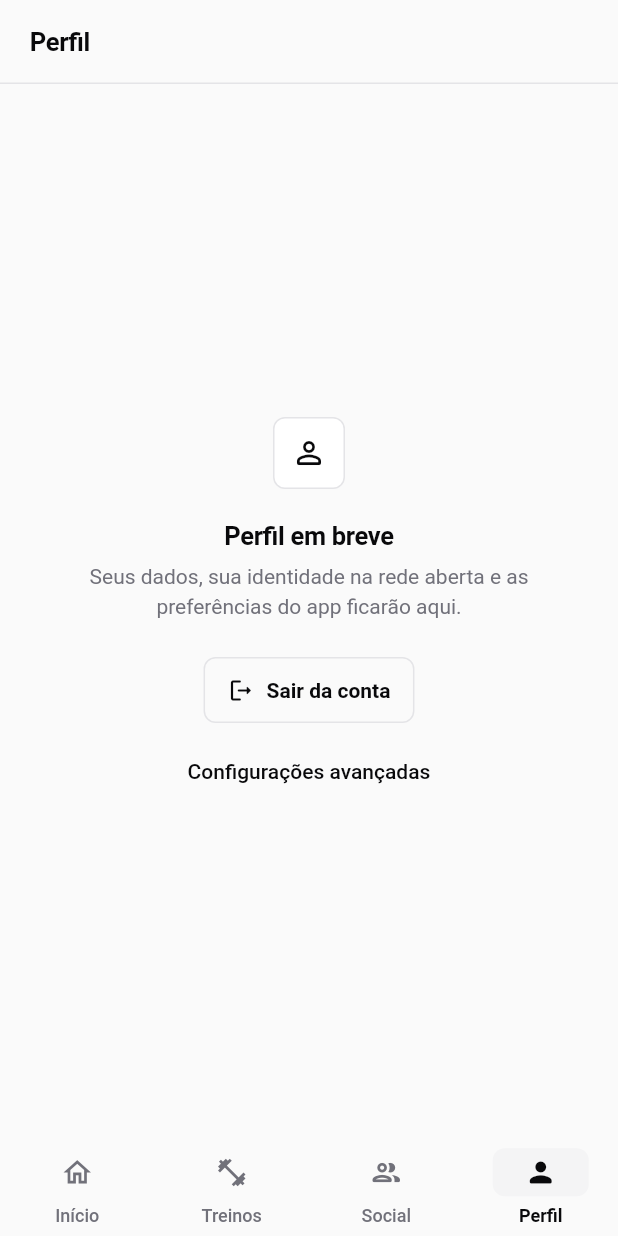
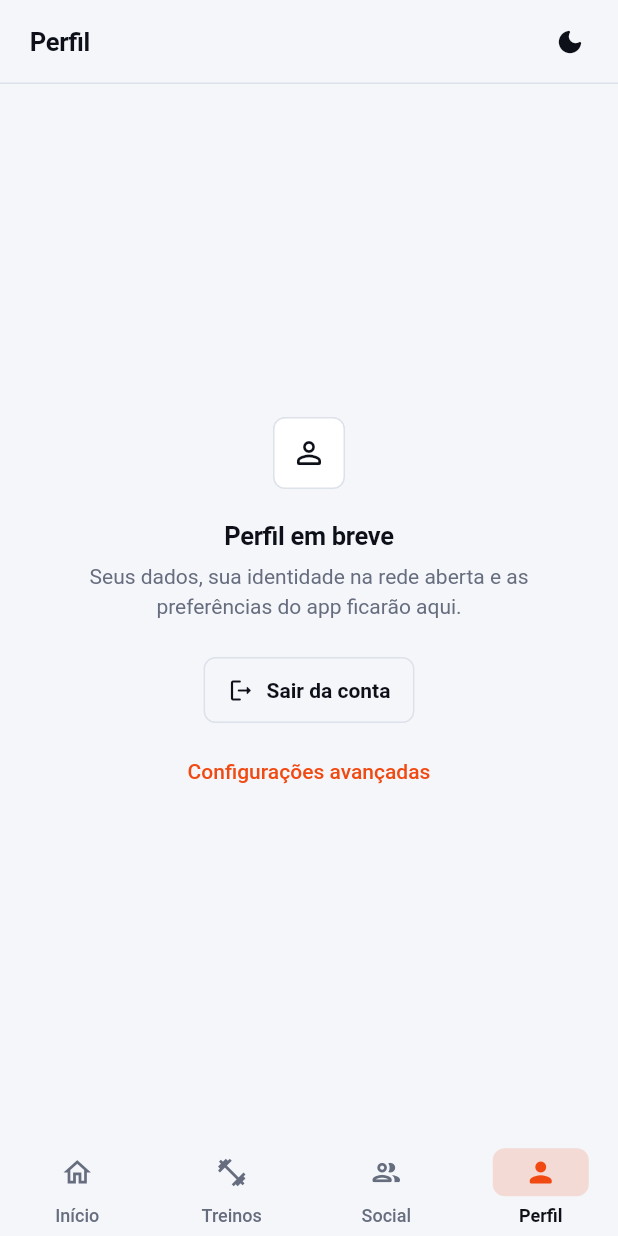
Before and after one commit to S06-2026-2/Openlift, a Flutter app: the _ProfilePlaceholder screen opened by its route, on a phone screen of 412 x 824 dp. Run offline on Flutter 3.47's test engine with Material 3 defaults, Android fonts, the phone set to English and light mode, and no system bars; our stand-ins replace dio, fl_chart, flutter_riverpod, flutter_secure_storage, go_router, shared_preferences; missing offline and left inert: bip340, unorm_dart; accounts and stored records are empty.

Commit message:
style(app): paleta energia e botão de tema claro/escuro (#146)
Co-authored-by: Claude Opus 5.5 <noreply@anthropic.com>

```diff
--- a/app/lib/core/router/app_router.dart
+++ b/app/lib/core/router/app_router.dart
@@ -27,6 +27,7 @@ import '../../shared/widgets/app_button.dart';
 import '../../shared/widgets/app_shell.dart';
 import '../../shared/widgets/coming_soon_view.dart';
 import '../../shared/widgets/loading_indicator.dart';
+import '../../shared/widgets/theme_toggle_button.dart';
 import 'app_routes.dart';
 
 class _RouterRefresh extends ChangeNotifier {
@@ -146,7 +147,10 @@ class _ProfilePlaceholder extends ConsumerWidget {
   @override
   Widget build(BuildContext context, WidgetRef ref) {
     return Scaffold(
-      appBar: AppBar(title: const Text('Perfil')),
+      appBar: AppBar(
+        title: const Text('Perfil'),
+        actions: const [ThemeToggleButton(), SizedBox(width: 8)],
+      ),
       body: ComingSoonView(
         icon: Icons.person_outline_rounded,
         title: 'Perfil em breve',
--- a/app/lib/core/theme/app_theme.dart
+++ b/app/lib/core/theme/app_theme.dart
@@ -1,8 +1,11 @@
-// Design system: paleta neutra (escala zinc), tipografia e ThemeData do app.
+// Design system: paleta "energia" (academia, cardio, vida fitness),
+// tipografia e ThemeData do app, nos temas claro e escuro.
 //
-// Direção visual: minimalista. A cor primária é a própria "tinta" do texto
-// (quase preto no claro, quase branco no escuro); hierarquia vem de peso,
-// tamanho e espaçamento, não de cor. Bordas finas no lugar de sombras.
+// Direção visual: fundo neutro e frio, com cor de ação forte. Laranja-energia
+// é a cor primária (botões, seleção, gráficos); verde-volt é o destaque
+// (conquistas, "curtido", o que está em alta) e ciano lembra cardio.
+// Hierarquia ainda vem de peso, tamanho e espaçamento; bordas finas no lugar
+// de sombras.
 
 import 'package:flutter/material.dart';
 
@@ -10,29 +13,33 @@ import 'package:flutter/material.dart';
 class AppTheme {
   AppTheme._();
 
-  // Primária = tinta do texto em cada tema.
-  static const Color primaryColor = Color(0xFF18181B); // zinc-900
-  static const Color primaryColorDark = Color(0xFFFAFAFA); // zinc-50
+  // Marca
+  static const Color primaryColor = Color(0xFFF04A12); // laranja-energia
+  static const Color primaryColorDark = Color(0xFFFF6A2B);
+  static const Color voltColor = Color(0xFF5DA700); // verde-volt (claro)
+  static const Color voltColorDark = Color(0xFFC6FF3D);
+  static const Color cardioColor = Color(0xFF0891B2); // ciano (claro)
+  static const Color cardioColorDark = Color(0xFF22D3EE);
 
   static const Color dangerColor = Color(0xFFDC2626);
   static const Color dangerColorDark = Color(0xFFF87171);
   static const Color successColor = Color(0xFF16A34A);
 
   // Neutros — claro
-  static const Color lightBackground = Color(0xFFFAFAFA);
+  static const Color lightBackground = Color(0xFFF5F6FA);
   static const Color lightSurface = Color(0xFFFFFFFF);
-  static const Color lightSurfaceVariant = Color(0xFFF4F4F5);
-  static const Color lightBorder = Color(0xFFE4E4E7);
-  static const Color lightText = Color(0xFF09090B);
-  static const Color lightMuted = Color(0xFF71717A);
+  static const Color lightSurfaceVariant = Color(0xFFECEEF4);
+  static const Color lightBorder = Color(0xFFDDE1EA);
+  static const Color lightText = Color(0xFF0D1018);
+  static const Color lightMuted = Color(0xFF666D7E);
 
   // Neutros — escuro
-  static const Color darkBackground = Color(0xFF09090B);
-  static const Color darkSurface = Color(0xFF111113);
-  static const Color darkSurfaceVariant = Color(0xFF1C1C1F);
-  static const Color darkBorder = Color(0xFF27272A);
-  static const Color darkText = Color(0xFFFAFAFA);
-  static const Color darkMuted = Color(0xFFA1A1AA);
+  static const Color darkBackground = Color(0xFF0A0C11);
+  static const Color darkSurface = Color(0xFF12151D);
+  static const Color darkSurfaceVariant = Color(0xFF1B1F2A);
+  static const Color darkBorder = Color(0xFF272C3A);
+  static const Color darkText = Color(0xFFF5F6FA);
+  static const Color darkMuted = Color(0xFF9AA1B2);
 
   /// Escala do mapa de calor (RF-41), do menor volume para o maior. A
   /// célula sem treino usa `surfaceContainerHighest` do tema.
@@ -55,10 +62,14 @@ class AppTheme {
         const ColorScheme.light(
           primary: primaryColor,
           onPrimary: Colors.white,
-          primaryContainer: lightSurfaceVariant,
-          onPrimaryContainer: lightText,
-          secondary: lightMuted,
+          primaryContainer: Color(0xFFFFE3D6),
+          onPrimaryContainer: Color(0xFF5A1600),
+          secondary: voltColor,
           onSecondary: Colors.white,
+          secondaryContainer: Color(0xFFE4F7C4),
+          onSecondaryContainer: Color(0xFF1E3A00),
+          tertiary: cardioColor,
+          onTertiary: Colors.white,
           error: dangerColor,
           onError: Colors.white,
           surface: lightSurface,
@@ -71,8 +82,8 @@ class AppTheme {
           surfaceContainerHighest: lightSurfaceVariant,
           outline: lightBorder,
           outlineVariant: lightBorder,
-          inverseSurface: Color(0xFF18181B),
-          onInverseSurface: Color(0xFFFAFAFA),
+          inverseSurface: Color(0xFF151923),
+          onInverseSurface: Color(0xFFF5F6FA),
         ),
         background: lightBackground,
       );
@@ -81,13 +92,17 @@ class AppTheme {
   static ThemeData dark() => _build(
         const ColorScheme.dark(
           primary: primaryColorDark,
-          onPrimary: Color(0xFF09090B),
-          primaryContainer: darkSurfaceVariant,
-          onPrimaryContainer: darkText,
-          secondary: darkMuted,
-          onSecondary: Color(0xFF09090B),
+          onPrimary: Colors.white,
+          primaryContainer: Color(0xFF3D1A0C),
+          onPrimaryContainer: Color(0xFFFFD2BF),
+          secondary: voltColorDark,
+          onSecondary: Color(0xFF142300),
+          secondaryContainer: Color(0xFF243512),
+          onSecondaryContainer: Color(0xFFDFFF9E),
+          tertiary: cardioColorDark,
+          onTertiary: Color(0xFF00333D),
           error: dangerColorDark,
-          onError: Color(0xFF09090B),
+          onError: Color(0xFF0A0C11),
           surface: darkSurface,
           onSurface: darkText,
           onSurfaceVariant: darkMuted,
@@ -98,8 +113,8 @@ class AppTheme {
           surfaceContainerHighest: darkSurfaceVariant,
           outline: darkBorder,
           outlineVariant: darkBorder,
-          inverseSurface: Color(0xFFFAFAFA),
-          onInverseSurface: Color(0xFF09090B),
+          inverseSurface: Color(0xFFF5F6FA),
+          onInverseSurface: Color(0xFF0A0C11),
         ),
         background: darkBackground,
       );
@@ -172,7 +187,7 @@ class AppTheme {
         border: inputBorder(scheme.outline),
         enabledBorder: inputBorder(scheme.outline),
         disabledBorder: inputBorder(scheme.outline.withValues(alpha: 0.6)),
-        focusedBorder: inputBorder(scheme.onSurface, 1.5),
+        focusedBorder: inputBorder(scheme.primary, 1.5),
         errorBorder: inputBorder(scheme.error),
         focusedErrorBorder: inputBorder(scheme.error, 1.5),
         errorStyle: TextStyle(color: scheme.error, fontSize: 12),
@@ -207,7 +222,7 @@ class AppTheme {
       ),
       textButtonTheme: TextButtonThemeData(
         style: TextButton.styleFrom(
-          foregroundColor: scheme.onSurface,
+          foregroundColor: scheme.primary,
           shape: smallShape,
           textStyle: buttonText.copyWith(fontWeight: FontWeight.w500),
         ),
@@ -233,7 +248,7 @@ class AppTheme {
         surfaceTintColor: Colors.transparent,
         elevation: 0,
         height: 64,
-        indicatorColor: scheme.surfaceContainerHighest,
+        indicatorColor: scheme.primary.withValues(alpha: 0.16),
         indicatorShape: smallShape,
         labelTextStyle: WidgetStateProperty.resolveWith(
           (states) => TextStyle(
@@ -250,16 +265,16 @@ class AppTheme {
           (states) => IconThemeData(
             size: 22,
             color: states.contains(WidgetState.selected)
-                ? scheme.onSurface
+                ? scheme.primary
                 : scheme.onSurfaceVariant,
           ),
         ),
       ),
       navigationRailTheme: NavigationRailThemeData(
         backgroundColor: background,
-        indicatorColor: scheme.surfaceContainerHighest,
+        indicatorColor: scheme.primary.withValues(alpha: 0.16),
         indicatorShape: smallShape,
-        selectedIconTheme: IconThemeData(color: scheme.onSurface, size: 22),
+        selectedIconTheme: IconThemeData(color: scheme.primary, size: 22),
         unselectedIconTheme:
             IconThemeData(color: scheme.onSurfaceVariant, size: 22),
         selectedLabelTextStyle: TextStyle(
@@ -325,11 +340,11 @@ class AppTheme {
         shape: smallShape,
       ),
       badgeTheme: BadgeThemeData(
-        backgroundColor: scheme.onSurface,
+        backgroundColor: scheme.primary,
         smallSize: 7,
       ),
       progressIndicatorTheme: ProgressIndicatorThemeData(
-        color: scheme.onSurface,
+        color: scheme.primary,
         circularTrackColor: Colors.transparent,
       ),
       tooltipTheme: TooltipThemeData(
--- a/app/lib/features/dashboard/presentation/dashboard_screen.dart
+++ b/app/lib/features/dashboard/presentation/dashboard_screen.dart
@@ -8,6 +8,7 @@ import 'package:go_router/go_router.dart';
 
 import '../../../core/router/app_routes.dart';
 import '../../../shared/widgets/page_layout.dart';
+import '../../../shared/widgets/theme_toggle_button.dart';
 import '../../auth/presentation/auth_controller.dart';
 import 'dashboard_controller.dart';
 import 'widgets/dashboard_overview.dart';
@@ -27,6 +28,7 @@ class DashboardScreen extends ConsumerWidget {
       appBar: AppBar(
         title: const Text('Início'),
         actions: [
+          const ThemeToggleButton(),
           IconButton(
             tooltip: 'Sair',
             icon: const Icon(Icons.logout_rounded, size: 20),
--- a/app/lib/main.dart
+++ b/app/lib/main.dart
@@ -8,6 +8,7 @@ import 'package:flutter_riverpod/flutter_riverpod.dart';
 
 import 'core/router/app_router.dart';
 import 'core/theme/app_theme.dart';
+import 'core/theme/theme_mode_controller.dart';
 
 void main() {
   runApp(
@@ -28,7 +29,7 @@ class OpenLiftApp extends ConsumerWidget {
       debugShowCheckedModeBanner: false,
       theme: AppTheme.light(),
       darkTheme: AppTheme.dark(),
-      themeMode: ThemeMode.system,
+      themeMode: ref.watch(themeModeProvider),
       routerConfig: ref.watch(routerProvider),
     );
   }
--- /dev/null
+++ b/app/lib/shared/widgets/theme_toggle_button.dart
@@ -0,0 +1,26 @@
+// Botão de trocar entre tema claro e escuro (fica no Início e no Perfil).
+
+import 'package:flutter/material.dart';
+import 'package:flutter_riverpod/flutter_riverpod.dart';
+
+import '../../core/theme/theme_mode_controller.dart';
+
+/// Botão de trocar entre tema claro e escuro.
+class ThemeToggleButton extends ConsumerWidget {
+  const ThemeToggleButton({super.key});
+
+  @override
+  Widget build(BuildContext context, WidgetRef ref) {
+    final brightness = Theme.of(context).brightness;
+    final isDark = brightness == Brightness.dark;
+
+    return IconButton(
+      tooltip: isDark ? 'Usar tema claro' : 'Usar tema escuro',
+      icon: Icon(
+        isDark ? Icons.light_mode_rounded : Icons.dark_mode_rounded,
+        size: 20,
+      ),
+      onPressed: () => ref.read(themeModeProvider.notifier).toggle(brightness),
+    );
+  }
+}
--- a/app/pubspec.yaml
+++ b/app/pubspec.yaml
@@ -28,6 +28,8 @@ dependencies:
   unorm_dart: ^0.3.3
   # Cliente de relay NOSTR (FE-05): WebSocket puro, igual na web e no APK.
   web_socket_channel: ^3.0.3
+  # Preferências do aparelho que não são segredo (tema claro/escuro).
+  shared_preferences: ^2.5.6
 
 dev_dependencies:
   flutter_test:
```
Also changed, not shown: app/lib/core/theme/theme_mode_controller.dart (added, +72 -0 lines), app/pubspec.lock, 2 other files.
